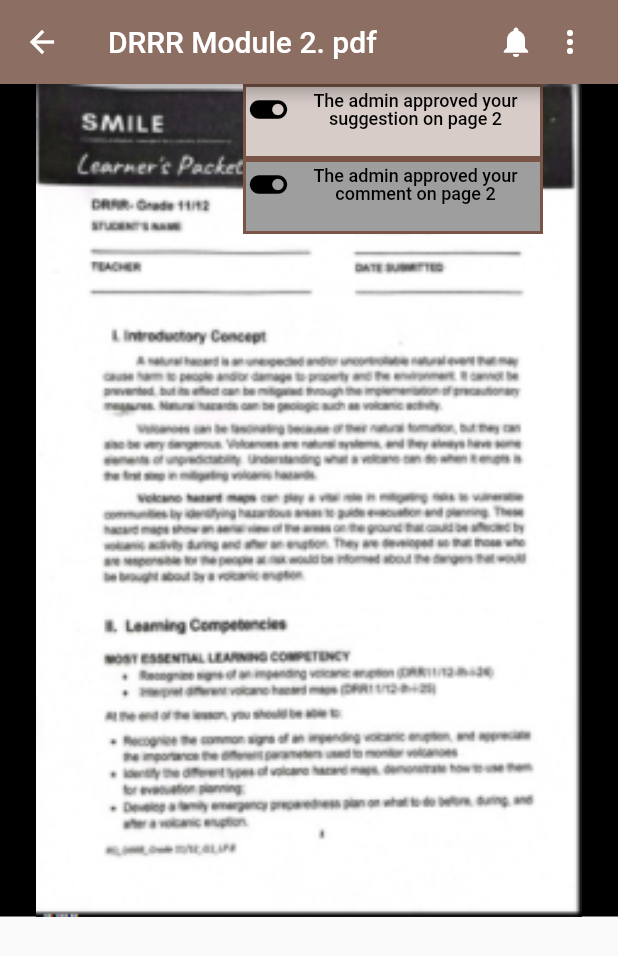
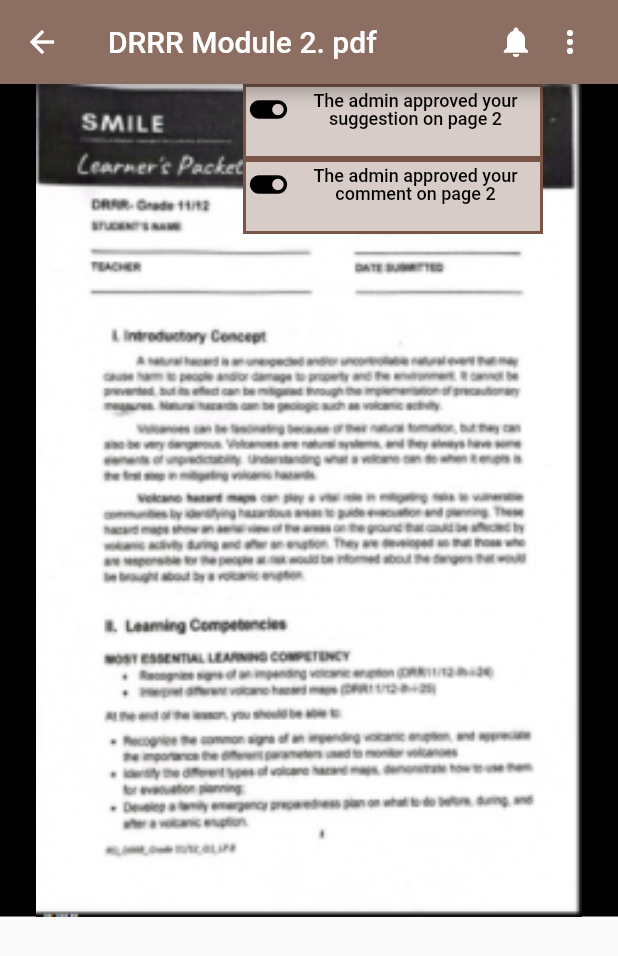
Before and after one commit to JemmalynVitoCruz/trial, a Flutter app: the screen it shows after launch, on a phone screen of 412 x 824 dp. Shown: the top 956 px of the screen. Run offline on Flutter 3.47's test engine with Material 2 defaults, Android fonts, the phone set to English and light mode, and no system bars.

Commit message:
commit-new notif

```diff
--- a/lib/ui/new_notif.dart
+++ b/lib/ui/new_notif.dart
@@ -105,7 +105,7 @@ class NewNotification extends StatelessWidget {
                       alignment: Alignment.topLeft,
                         decoration: BoxDecoration(
                           shape: BoxShape.rectangle,
-                          color: Colors.grey,
+                          color: Colors.brown[100],
                           border: Border.all(
                             color: Colors.brown,
                             width:2,
```
